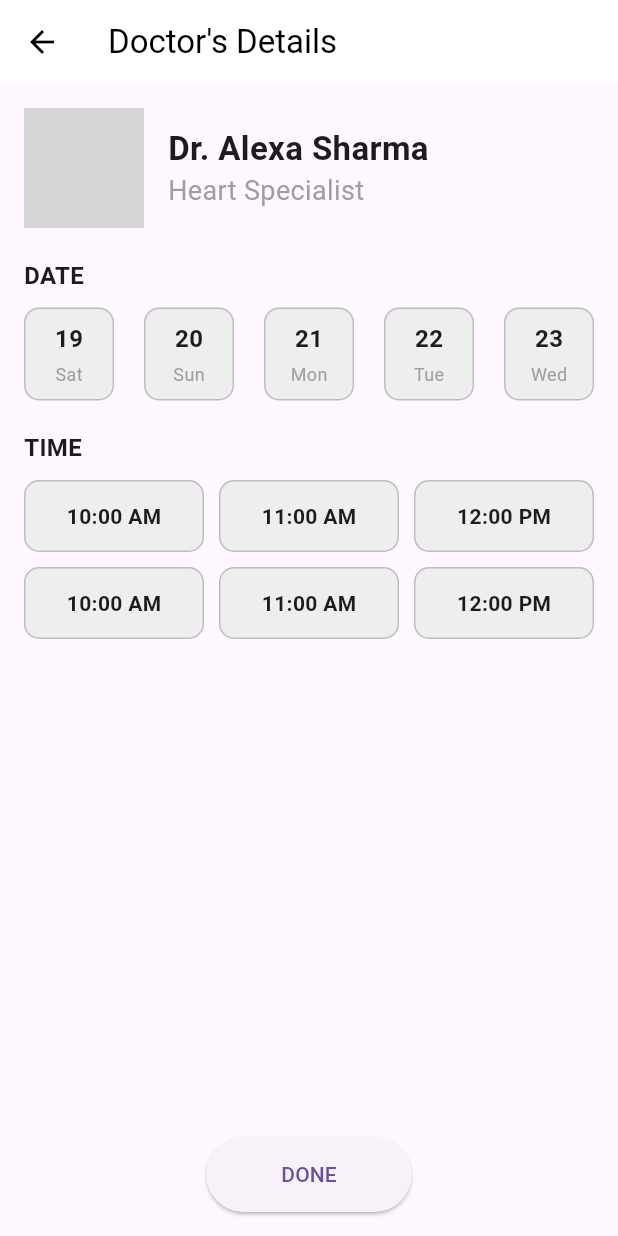
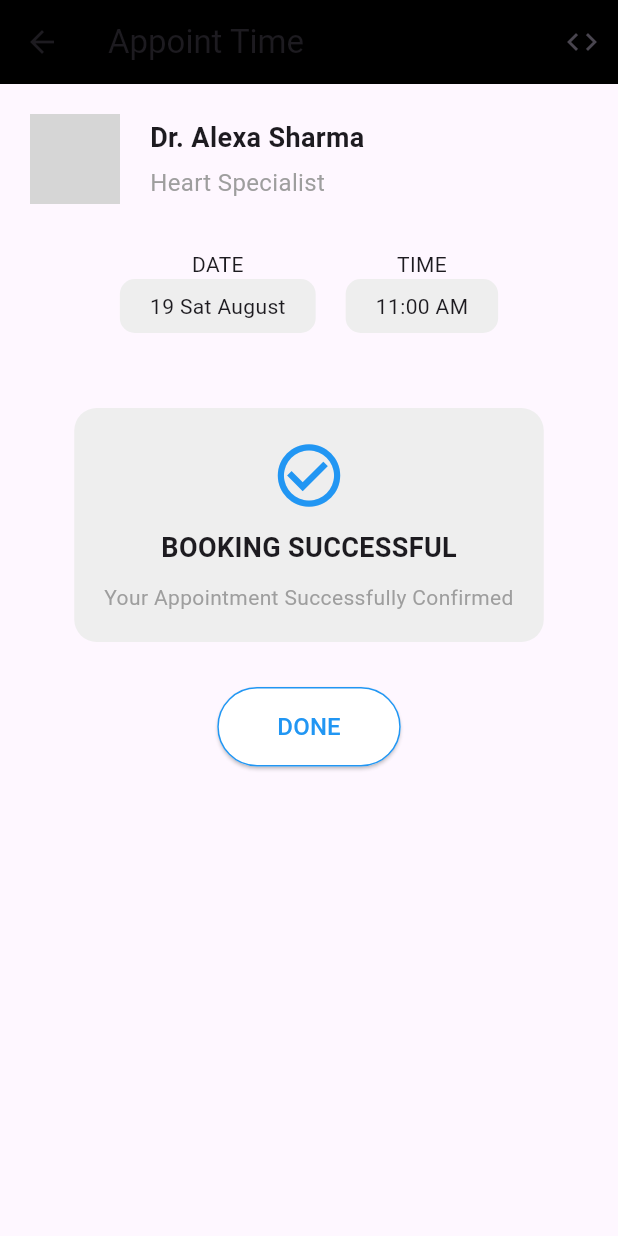
Before and after one commit to Hogwarts-Hackademy/Frontend-user, a Flutter app: the DoctorDetailsPage screen opened directly, on a phone screen of 412 x 824 dp. Run offline on Flutter 3.47's test engine with Material 3 defaults, Android fonts, the phone set to English and light mode, and no system bars; network calls fail; grey boxes are pictures that could not be loaded.

Commit message:
doctor details

```diff
--- a/lib/screens/doctor_details_page.dart
+++ b/lib/screens/doctor_details_page.dart
@@ -1,13 +1,15 @@
 import 'package:flutter/material.dart';
 
-class DoctorDetailsPage extends StatelessWidget {
+class DoctorDetailsPage1 extends StatelessWidget {
   @override
   Widget build(BuildContext context) {
     return Scaffold(
       appBar: AppBar(
         leading: IconButton(
           icon: Icon(Icons.arrow_back, color: Colors.black),
-          onPressed: () {}, // Implement navigation back
+          onPressed: () {
+            Navigator.pop(context);
+          }, // Implement navigation back
         ),
         title: Text('Doctor\'s Details', style: TextStyle(color: Colors.black)),
         backgroundColor: Colors.white,
@@ -18,7 +20,7 @@ class DoctorDetailsPage extends StatelessWidget {
         child: Column(
           crossAxisAlignment: CrossAxisAlignment.start,
           children: [
-            Row(
+            const Row(
               children: [
                 CircleAvatar(
                   radius: 40,
@@ -53,7 +55,7 @@ class DoctorDetailsPage extends StatelessWidget {
               style: TextStyle(fontSize: 16, fontWeight: FontWeight.bold),
             ),
             SizedBox(height: 10),
-            Row(
+            const Row(
               mainAxisAlignment: MainAxisAlignment.spaceBetween,
               children: [
                 DateCard(day: '19', weekday: 'Sat'),
@@ -75,7 +77,7 @@ class DoctorDetailsPage extends StatelessWidget {
               childAspectRatio: 2.5,
               crossAxisSpacing: 10,
               mainAxisSpacing: 10,
-              children: [
+              children: const [
                 TimeSlotCard(time: '10:00 AM'),
                 TimeSlotCard(time: '11:00 AM'),
                 TimeSlotCard(time: '12:00 PM'),
@@ -87,7 +89,14 @@ class DoctorDetailsPage extends StatelessWidget {
             Spacer(),
             Center(
               child: ElevatedButton(
-                onPressed: () {},
+                onPressed: () {
+                  // Navigate to the booking success page
+                  Navigator.push(
+                    context,
+                    MaterialPageRoute(
+                        builder: (context) => DoctorDetailsPage()),
+                  );
+                },
                 child: Text('DONE'),
                 style: ElevatedButton.styleFrom(
                   shape: RoundedRectangleBorder(
@@ -95,6 +104,154 @@ class DoctorDetailsPage extends StatelessWidget {
                   ),
                   padding: EdgeInsets.symmetric(horizontal: 50, vertical: 15),
                 ),
+              ),
+            ),
+          ],
+        ),
+      ),
+    );
+  }
+}
+
+// DoctorDetailsPage from the previous code
+class DoctorDetailsPage extends StatelessWidget {
+  @override
+  Widget build(BuildContext context) {
+    return Scaffold(
+      appBar: AppBar(
+        backgroundColor: Colors.black,
+        title: Text('Appoint Time'),
+        actions: [
+          IconButton(
+            icon: Icon(Icons.code),
+            onPressed: () {},
+          ),
+        ],
+      ),
+      body: Padding(
+        padding: const EdgeInsets.all(20.0),
+        child: Column(
+          crossAxisAlignment: CrossAxisAlignment.center,
+          children: [
+            // Doctor's Info
+            const Row(
+              mainAxisAlignment: MainAxisAlignment.start,
+              children: [
+                CircleAvatar(
+                  radius: 30,
+                  backgroundImage: NetworkImage(
+                      'https://via.placeholder.com/150'), // Doctor's Image
+                ),
+                SizedBox(width: 20),
+                Column(
+                  crossAxisAlignment: CrossAxisAlignment.start,
+                  children: [
+                    Text(
+                      'Dr. Alexa Sharma',
+                      style: TextStyle(
+                        fontSize: 18,
+                        fontWeight: FontWeight.bold,
+                      ),
+                    ),
+                    SizedBox(height: 5),
+                    Text(
+                      'Heart Specialist',
+                      style: TextStyle(
+                        fontSize: 16,
+                        color: Colors.grey,
+                      ),
+                    ),
+                  ],
+                ),
+              ],
+            ),
+            SizedBox(height: 30),
+
+            // Date and Time
+            Row(
+              mainAxisAlignment: MainAxisAlignment.center,
+              children: [
+                Column(
+                  children: [
+                    Text('DATE'),
+                    Container(
+                      padding:
+                          EdgeInsets.symmetric(horizontal: 20, vertical: 8),
+                      decoration: BoxDecoration(
+                        color: Colors.grey[200],
+                        borderRadius: BorderRadius.circular(10),
+                      ),
+                      child: Text('19 Sat August'),
+                    ),
+                  ],
+                ),
+                SizedBox(width: 20),
+                Column(
+                  children: [
+                    Text('TIME'),
+                    Container(
+                      padding:
+                          EdgeInsets.symmetric(horizontal: 20, vertical: 8),
+                      decoration: BoxDecoration(
+                        color: Colors.grey[200],
+                        borderRadius: BorderRadius.circular(10),
+                      ),
+                      child: Text('11:00 AM'),
+                    ),
+                  ],
+                ),
+              ],
+            ),
+            SizedBox(height: 50),
+
+            // Booking Confirmation
+            Container(
+              padding: EdgeInsets.all(20),
+              decoration: BoxDecoration(
+                color: Colors.grey[200],
+                borderRadius: BorderRadius.circular(15),
+              ),
+              child: const Column(
+                children: [
+                  Icon(Icons.check_circle_outline,
+                      size: 50, color: Colors.blue),
+                  SizedBox(height: 10),
+                  Text(
+                    'BOOKING SUCCESSFUL',
+                    style: TextStyle(
+                      fontWeight: FontWeight.bold,
+                      fontSize: 18,
+                    ),
+                  ),
+                  SizedBox(height: 10),
+                  Text(
+                    'Your Appointment Successfully Confirmed',
+                    textAlign: TextAlign.center,
+                    style: TextStyle(
+                      color: Colors.grey,
+                    ),
+                  ),
+                ],
+              ),
+            ),
+            SizedBox(height: 30),
+
+            // Done Button
+            ElevatedButton(
+              onPressed: () {
+                Navigator.pop(context); // Navigate back to the previous page
+              },
+              style: ElevatedButton.styleFrom(
+                foregroundColor: Colors.blue, backgroundColor: Colors.white,
+                padding: EdgeInsets.symmetric(horizontal: 40, vertical: 15),
+                shape: RoundedRectangleBorder(
+                  borderRadius: BorderRadius.circular(30),
+                  side: BorderSide(color: Colors.blue),
+                ),
+              ),
+              child: Text(
+                'DONE',
+                style: TextStyle(fontSize: 16),
               ),
             ),
           ],
```
